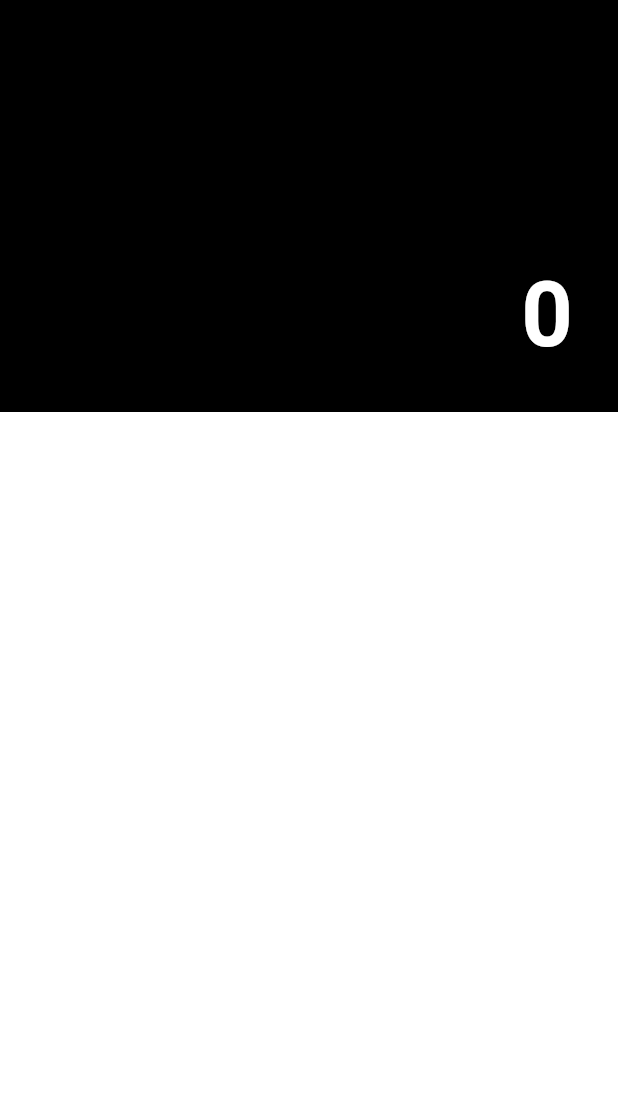
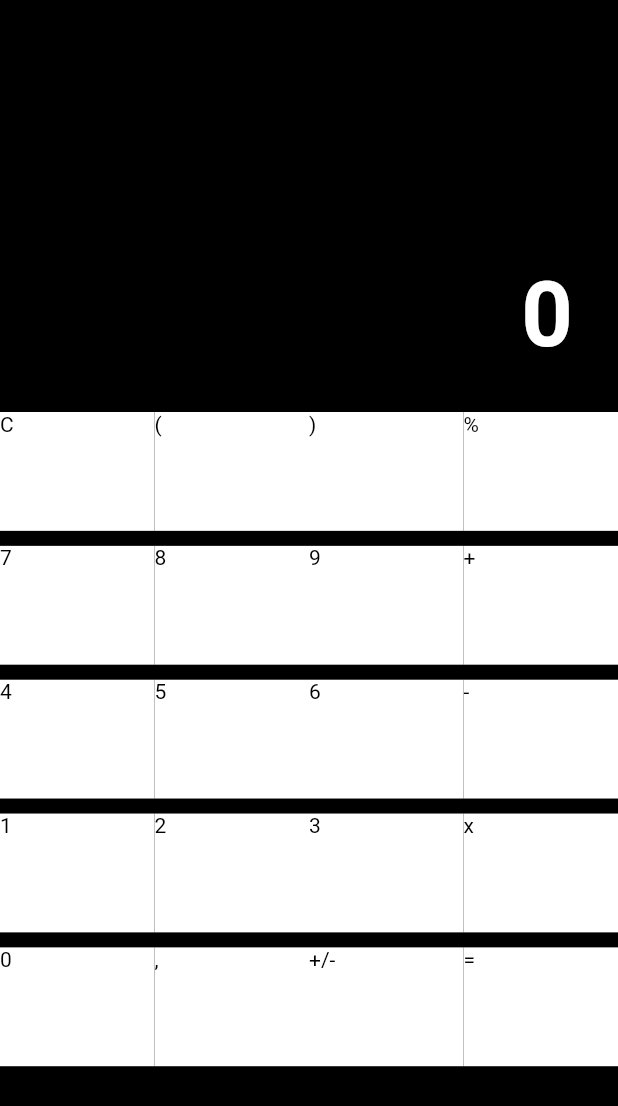
Before and after one commit to musiolmarco/MathApp, a Flutter app: the screen it shows after launch, on a phone screen of 412 x 824 dp. Shown: the top 1106 px of the screen. Run offline on Flutter 3.47's test engine with Material 2 defaults, Android fonts, the light colour scheme and no system bars.

Commit message:
CalculatorGridview displaying Buttons

```diff
--- a/lib/pages/calculator_page.dart
+++ b/lib/pages/calculator_page.dart
@@ -17,15 +17,14 @@ class _CalculatorPageState extends State<CalculatorPage> {
           child: Column(
             children: [
               Expanded(
-                flex: 2,
                 child: CalculatorDisplay(),
               ),
               Expanded(
-                flex: 4,
-                child: CalculatorGridview(
-
+                flex: 2,
+                child: Container(
+                  child: CalculatorGridview(),
                 ),
-              )
+              ),
             ],
           ),
         ));
--- a/lib/widgets/calculator/calculator_button.dart
+++ b/lib/widgets/calculator/calculator_button.dart
@@ -13,7 +13,7 @@ class CalculatorButton extends StatelessWidget {
         onTap: () => pressed(),
         child: Container(
           color: Colors.white,
-        child: Text('Test', style: TextStyle(
+          child: Text(displayValue, style: TextStyle(
             color: Colors.black,
           ),),
         ),
--- a/lib/widgets/calculator/calculator_gridview.dart
+++ b/lib/widgets/calculator/calculator_gridview.dart
@@ -1,4 +1,5 @@
 import 'package:flutter/material.dart';
+import 'package:mathapp/widgets/calculator/calculator_button.dart';
 
 class CalculatorGridview extends StatelessWidget {
 
@@ -14,8 +15,16 @@ class CalculatorGridview extends StatelessWidget {
 
   @override
   Widget build(BuildContext context) {
-    return Container(
-      color: Colors.white,
-    );
+    return GridView.builder(
+        itemCount: _buttons.length,
+        gridDelegate: SliverGridDelegateWithFixedCrossAxisCount(
+            crossAxisCount: 4,
+        mainAxisSpacing: 10,
+        childAspectRatio: 1.3),
+        itemBuilder: (context, index) {
+          return CalculatorButton(
+              pressed: () {},
+              displayValue: _buttons[index]);
+        });
   }
 }
```
Lines whose indentation alone changed are shown as unchanged.
